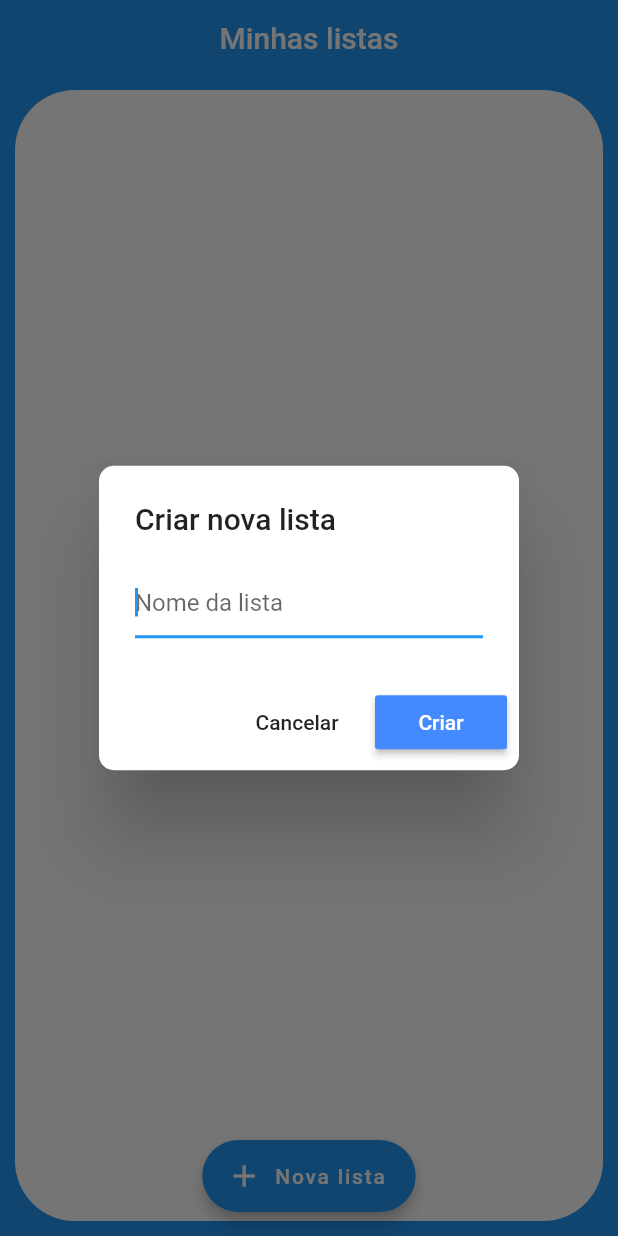
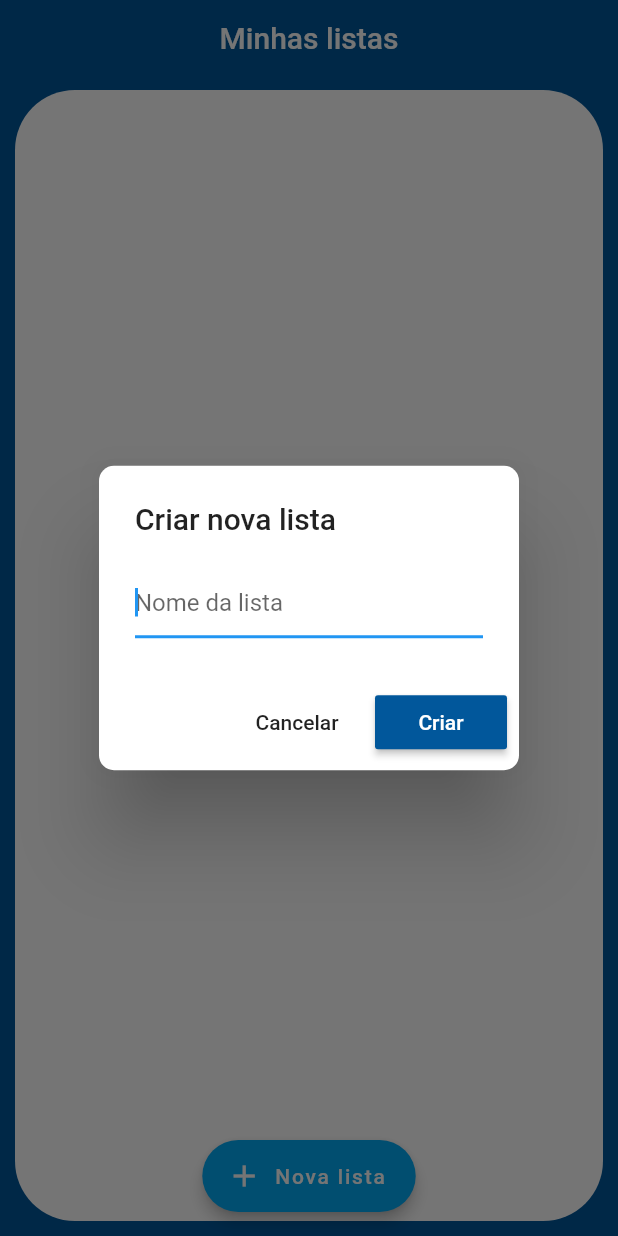
Before and after one commit to Fuerback/list_generator_app, a Flutter app: the screen it shows after launch, after a tap on "Nova lista", on a phone screen of 412 x 824 dp. Run offline on Flutter 3.47's test engine with Material 2 defaults, Android fonts, the phone set to English and light mode, and no system bars; our stand-ins replace sqflite; accounts and stored records are empty.

Commit message:
ajuste nas cores

```diff
--- a/lib/app/views/home_view.dart
+++ b/lib/app/views/home_view.dart
@@ -38,7 +38,6 @@ class _HomeViewState extends State<HomeView> {
       appBar: CustomAppBar(
         title: 'Minhas listas',
       ),
-      backgroundColor: Colors.blue,
       body: CustomBodyRounded(
         child: _toDoList.isEmpty
             ? CustomInfoMessage(
--- a/lib/app/views/list_details_view.dart
+++ b/lib/app/views/list_details_view.dart
@@ -47,7 +47,6 @@ class _ListDetailsViewState extends State<ListDetailsView> {
             modalBottomSheet(context);
           },
         ),
-        backgroundColor: Colors.blue,
         body: CustomBodyRounded(
           child: Column(
             children: <Widget>[
--- a/lib/app/widgets/custom_raised_button.dart
+++ b/lib/app/widgets/custom_raised_button.dart
@@ -9,7 +9,7 @@ class CustomRaisedButton extends StatelessWidget {
   @override
   Widget build(BuildContext context) {
     return RaisedButton(
-      color: Colors.blueAccent,
+      color: Colors.lightBlue[900],
       child: Text(text),
       textColor: Colors.white,
       onPressed: onPressed,
--- a/lib/main.dart
+++ b/lib/main.dart
@@ -9,7 +9,13 @@ class MyApp extends StatelessWidget {
     return MaterialApp(
         title: 'List Generator App',
         debugShowCheckedModeBanner: false,
-        theme: ThemeData(primaryColor: Colors.blue)
+        theme: ThemeData(
+                primaryColor: Colors.lightBlue[900],
+                backgroundColor: Colors.lightBlue[900],
+                scaffoldBackgroundColor: Colors.lightBlue[900],
+                buttonColor: Colors.lightBlue[900],
+                floatingActionButtonTheme: FloatingActionButtonThemeData(
+                    backgroundColor: Colors.lightBlue[500]))
             .copyWith(canvasColor: Colors.transparent),
         home: HomeView());
   }
```
